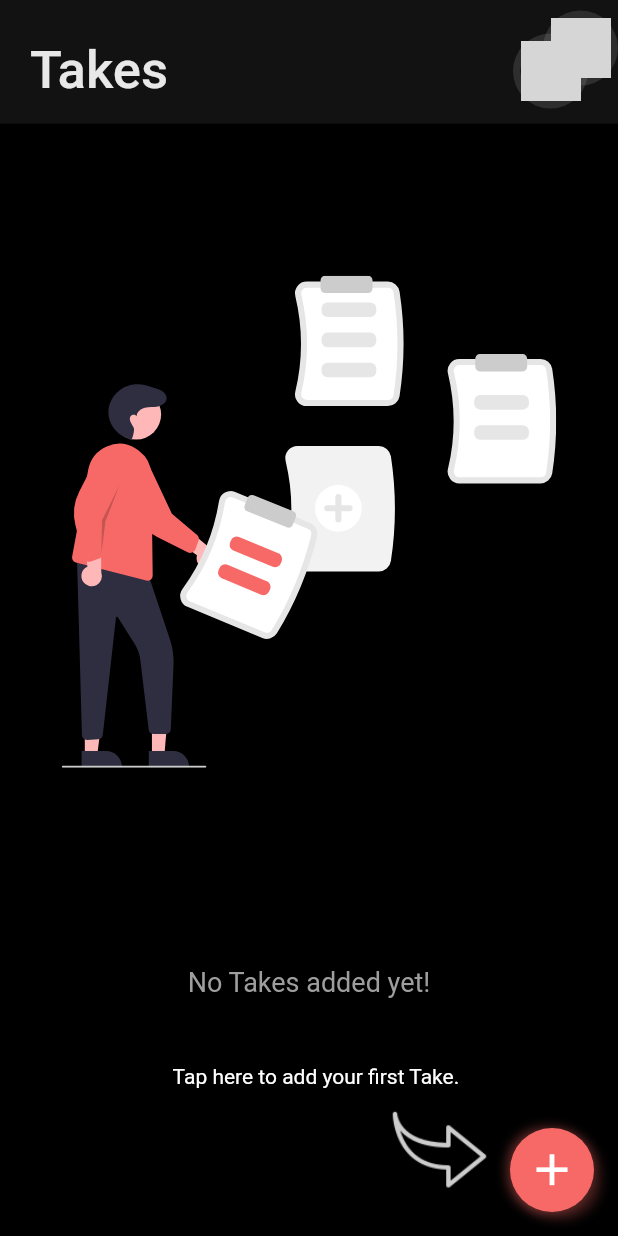
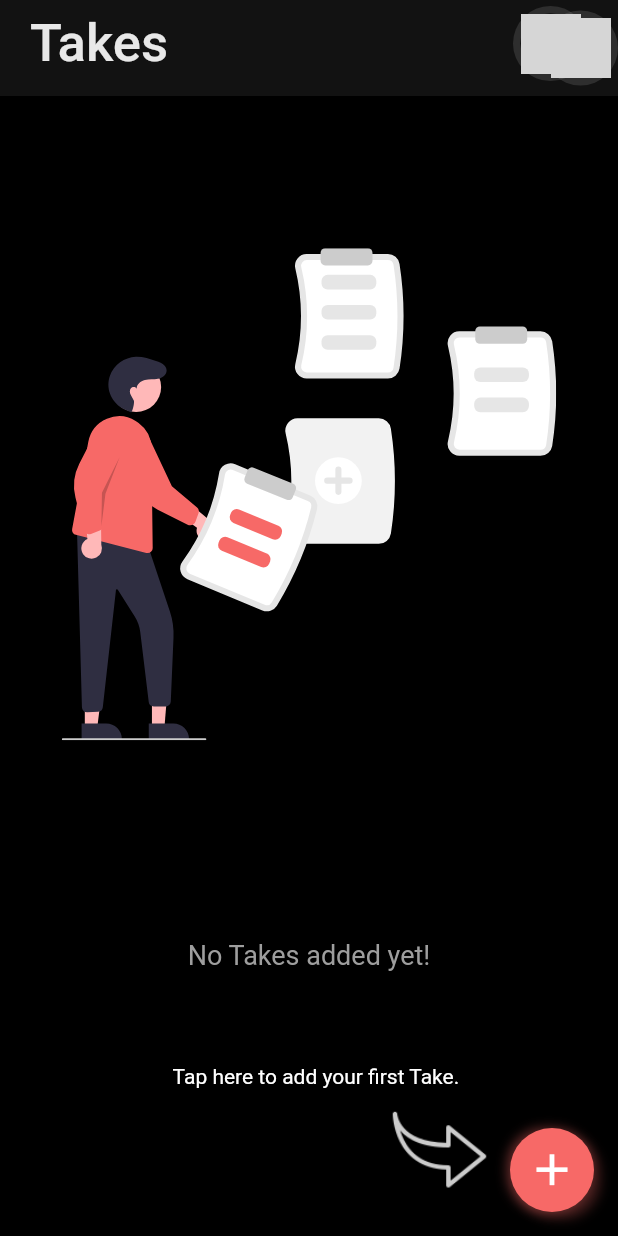
Before and after one commit to vinay416/quick_type, a Flutter app: the screen it shows once a user with an empty profile is signed in, on a phone screen of 412 x 824 dp. Run offline on Flutter 3.47's test engine with Material 2 defaults, Android fonts, the phone set to English and light mode, and no system bars; our stand-ins replace cached_network_image, cloud_firestore, firebase_auth, firebase_core, firebase_database, flutter_svg and 4 more; missing offline and left inert: firebase_ui_database; accounts and stored records are empty; network calls fail; grey boxes are pictures that could not be loaded.

Commit message:
UI changes

```diff
--- a/lib/app_global/widgets/custom_scaffold.dart
+++ b/lib/app_global/widgets/custom_scaffold.dart
@@ -9,13 +9,14 @@ import 'package:quick_takes/theme/view_model/app_theme_view_model.dart';
 class CustomScaffold extends StatelessWidget {
   const CustomScaffold({
     this.body,
-    required this.title,
+    this.title = 'Title',
     this.isSmallAppBar = false,
     this.actions,
     this.enableLeadingBack = false,
     this.physics,
     this.floatingActionButton,
     this.onTapback,
+    this.expandedTitle,
     super.key,
   });
   final Widget? body;
@@ -26,6 +27,7 @@ class CustomScaffold extends StatelessWidget {
   final ScrollPhysics? physics;
   final bool enableLeadingBack;
   final VoidCallback? onTapback;
+  final Widget? expandedTitle;
 
   @override
   Widget build(BuildContext context) {
@@ -33,11 +35,10 @@ class CustomScaffold extends StatelessWidget {
       body: CustomScrollView(
         physics: physics,
         slivers: [
-          if (title != null)
           SliverAppBar.large(
             leading: enableLeadingBack ? backButton : null,
-              title: getTitle,
-              expandedHeight: isSmallAppBar ? 0.1.h : null,
+            title: expandedTitle ?? getTitle,
+            expandedHeight: isSmallAppBar ? 0.07.h : null,
             flexibleSpace: isSmallAppBar
                 ? Padding(
                     padding: EdgeInsets.only(
@@ -75,20 +76,24 @@ class CustomScaffold extends StatelessWidget {
         return Text(
           title!,
           style: AppTextStyles.title.copyWith(
-            color: context.isDarkMode
-                ? AppColors.primaryLight.withOpacity(0.9)
-                : AppColors.primaryDark.withOpacity(0.6),
+            color: getTitleColor(context),
           ),
         );
       },
     );
   }
 
+  static Color getTitleColor(BuildContext context){
+    return context.isDarkMode
+                ? AppColors.primaryLight.withOpacity(0.9)
+                : AppColors.primaryDark.withOpacity(0.6);
+  }
+
   Widget get backButton {
     final context = AppRouter.navigatorKey.currentContext!;
     return IconButton(
       onPressed: () {
-        if(onTapback!=null){
+        if (onTapback != null) {
           onTapback!.call();
           return;
         }
--- a/lib/app_router.dart
+++ b/lib/app_router.dart
@@ -3,7 +3,6 @@ import 'package:go_router/go_router.dart';
 import 'package:provider/provider.dart';
 import 'package:quick_takes/auth/view/login_view.dart';
 import 'package:quick_takes/auth/view_model/auth_view_model.dart';
-import 'package:quick_takes/home/view/all_takes_view/all_takes_view.dart';
 import 'package:quick_takes/home/view/home_view.dart';
 import 'package:quick_takes/home/view/new_take/new_take_view.dart';
 import 'package:quick_takes/profile/view/profile_view.dart';
@@ -51,11 +50,6 @@ class AppRouter {
       builder: (_, state) => const HomeView(),
       routes: [
         GoRoute(
-          name: AllTakesView.routeName,
-          path: 'allTakes',
-          builder: (_, state) => const AllTakesView(),
-        ),
-        GoRoute(
           name: NewTakeView.routeName,
           path: 'new',
           builder: (_, state) => const NewTakeView(),
--- a/lib/home/repo/take_repo.dart
+++ b/lib/home/repo/take_repo.dart
@@ -8,7 +8,7 @@ abstract interface class TakeRepoInterface {
   Future<bool> saveTake(TakeModel take);
   Future<bool> deleteTake(TakeModel take);
   Query get fetchTakes;
-  Stream<bool> get isTakeListEmpty;
+  Stream<int> get takeCount;
 }
 
 class TakeRepo implements TakeRepoInterface {
@@ -49,10 +49,10 @@ class TakeRepo implements TakeRepoInterface {
   }
 
   @override
-  Stream<bool> get isTakeListEmpty {
+  Stream<int> get takeCount {
     return _database
         .child(userId)
         .onValue
-        .map((event) => event.snapshot.children.isEmpty);
+        .map((event) => event.snapshot.children.length);
   }
 }
--- a/lib/home/view/home_view.dart
+++ b/lib/home/view/home_view.dart
@@ -13,21 +13,21 @@ class HomeView extends StatelessWidget {
   Widget build(BuildContext context) {
     final viewModel = context.read<TakesViewModel>();
 
-    return StreamBuilder<bool>(
-      initialData: false,
-      stream: viewModel.isTakesListEmpty,
+    return StreamBuilder<int>(
+      initialData: 0,
+      stream: viewModel.takesCountStream,
       builder: (context, snapshot) {
         if (snapshot.connectionState == ConnectionState.waiting) {
           return const Center(
             child: CircularProgressIndicator(),
           );
         }
-
-        if (snapshot.data ?? true) {
+        final takesCount = (snapshot.data ?? 0);
+        if (takesCount == 0) {
           return const HomeEmptyView();
         }
 
-        return const AllTakesView();
+        return AllTakesView(takesCount: takesCount);
       },
     );
   }
--- a/lib/home/view_model/takes_view_model.dart
+++ b/lib/home/view_model/takes_view_model.dart
@@ -30,7 +30,7 @@ class TakesViewModel extends ChangeNotifier {
 
   Query get fetchTakes => _repo.fetchTakes;
 
-  Stream<bool> get isTakesListEmpty => _repo.isTakeListEmpty;
+  Stream<int> get takesCountStream => _repo.takeCount;
 
   void onTapBack(TakeModel take) {
     if (take.data.trim().isNotEmpty) return;
```
Also changed, not shown: lib/home/view/all_takes_view/all_takes_view.dart (+31 -4 lines). Lines whose indentation alone changed are shown as unchanged.
